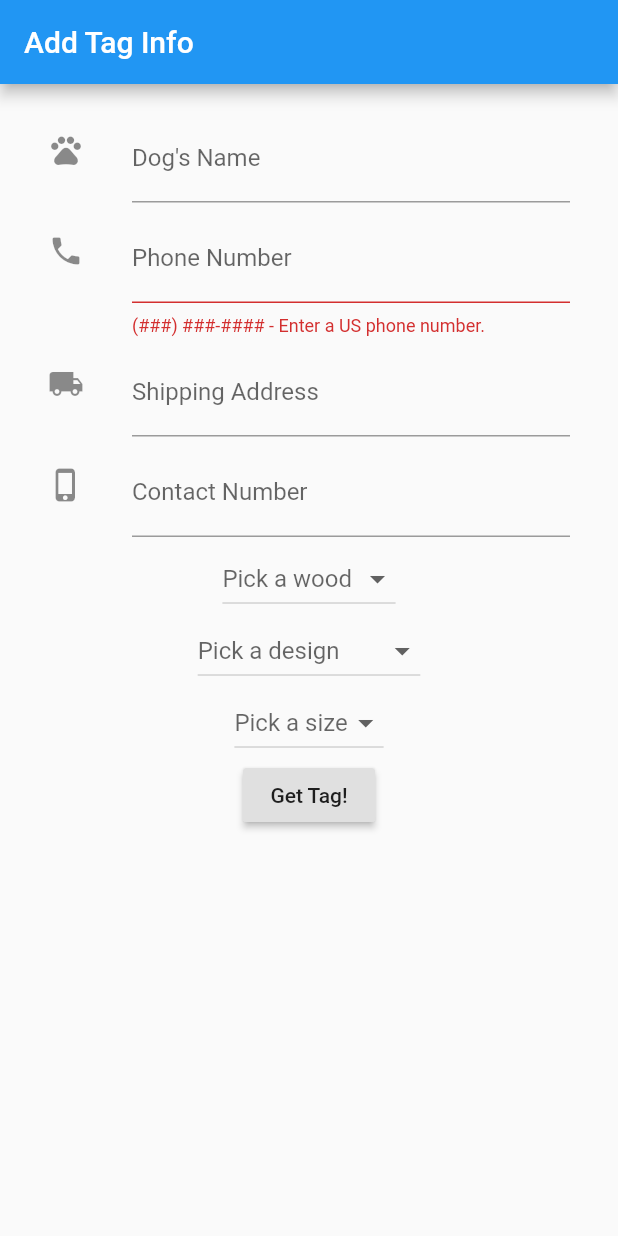
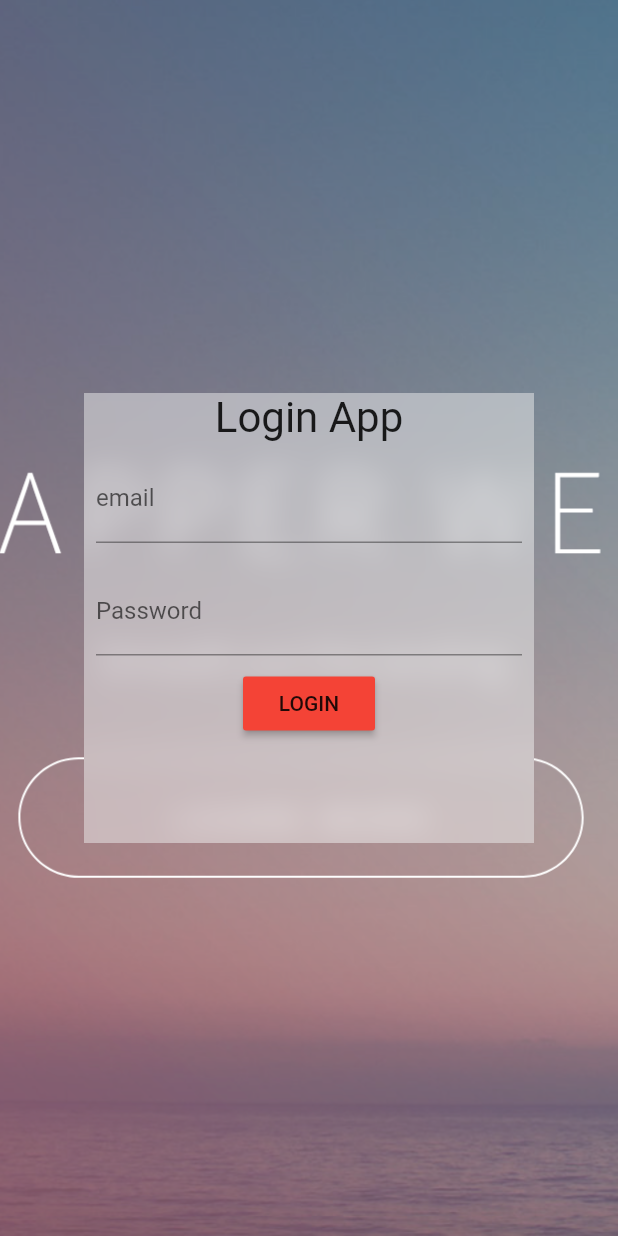
Before and after one commit to trodrigu/doggie_tag_list, a Flutter app: the screen it shows after launch, on a phone screen of 412 x 824 dp. Run offline on Flutter 3.47's test engine with Material 2 defaults, Android fonts, the phone set to English and light mode, and no system bars; our stand-ins replace shared_preferences; missing offline and left inert: login_app; accounts and stored records are empty.

```diff
--- /dev/null
+++ b/lib/auth.dart
@@ -0,0 +1,71 @@
+import 'dart:async';
+import 'dart:io';
+import 'dart:convert';
+import 'package:flutter/services.dart';
+import 'package:shared_preferences/shared_preferences.dart';
+import 'package:http/http.dart' as http;
+
+enum AuthState{ LOGGED_IN, LOGGED_OUT }
+
+abstract class AuthStateListener {
+  void onAuthStateChanged(AuthState state);
+}
+
+class AuthStateProvider {
+  static final AuthStateProvider _instance = new AuthStateProvider.internal();
+
+  List<AuthStateListener> _subscribers;
+
+  factory AuthStateProvider() => _instance;
+  AuthStateProvider.internal() {
+    _subscribers = new List<AuthStateListener>();
+    initState();
+  }
+
+  /// ----------------------------------------------------------
+  /// Method that returns the token from Shared Preferences
+  /// ----------------------------------------------------------
+
+  Future<SharedPreferences> _prefs = SharedPreferences.getInstance();
+
+  Future<String> getMobileToken() async {
+    final SharedPreferences prefs = await _prefs;
+
+    return prefs.getString("token") ?? '';
+  }
+
+  /// ----------------------------------------------------------
+  /// Method that saves the token in Shared Preferences
+  /// ----------------------------------------------------------
+  Future<bool> setMobileToken(String token) async {
+    final SharedPreferences prefs = await _prefs;
+
+    return prefs.setString("token", token);
+  }
+
+
+  void initState() async {
+    var mobileToken = await getMobileToken();
+
+    var isLoggedIn = mobileToken.length > 0;
+    if(isLoggedIn)
+      notify(AuthState.LOGGED_IN);
+    else
+      notify(AuthState.LOGGED_OUT);
+  }
+
+  void subscribe(AuthStateListener listener) {
+    _subscribers.add(listener);
+  }
+
+  void dispose(AuthStateListener listener) {
+    for(var l in _subscribers) {
+      if(l == listener)
+         _subscribers.remove(l);
+    }
+  }
+
+  void notify(AuthState state) {
+    _subscribers.forEach((AuthStateListener s) => s.onAuthStateChanged(state));
+  }
+}
--- /dev/null
+++ b/lib/home.dart
@@ -0,0 +1,137 @@
+import 'dart:ui';
+
+import 'package:flutter/material.dart';
+import 'package:doggie_tag_list/models/user.dart';
+import 'package:doggie_tag_list/login_screen_presenter.dart';
+import 'package:doggie_tag_list/auth.dart';
+import 'package:flutter/foundation.dart';
+
+class Home extends StatefulWidget {
+  @override
+  HomeState createState() => HomeState();
+}
+
+class HomeState extends State<Home>
+    implements LoginScreenContract, AuthStateListener {
+  BuildContext _ctx;
+
+  bool _isLoading = false;
+  final formKey = new GlobalKey<FormState>();
+  final scaffoldKey = new GlobalKey<ScaffoldState>();
+  String _password, _email;
+  AuthStateProvider _authStateProvider;
+
+  @mustCallSuper
+  @override
+  void initState() {
+      _authStateProvider = new AuthStateProvider();
+      _authStateProvider.subscribe(this);
+  }
+
+
+  void _submit(BuildContext context) {
+    final form = formKey.currentState;
+
+    if (form.validate()) {
+      setState(() => _isLoading = true);
+      form.save();
+      LoginScreenPresenter _presenter = new LoginScreenPresenter(this);
+      _presenter.doLogin(_email, _password);
+      _showSnackBar("Thanks for logging in!", context);
+    }
+  }
+
+  void _showSnackBar(String text, BuildContext context) {
+    Scaffold.of(context).showSnackBar(SnackBar(content: new Text(text)));
+  }
+
+
+  @override
+  onAuthStateChanged(AuthState state) {
+
+    if(state == AuthState.LOGGED_IN)
+      Navigator.of(_ctx).pushReplacementNamed("/tag_info");
+  }
+
+  @override
+  Widget build(BuildContext _context) {
+    return new Scaffold(
+      appBar: null,
+      key: scaffoldKey,
+      body: Builder (
+        builder: (BuildContext context) {
+        _ctx = context;
+        return Container(
+        decoration: new BoxDecoration(
+          image: new DecorationImage(
+              image: new AssetImage("assets/login_background.png"),
+              fit: BoxFit.cover),
+        ),
+        child: new Center(
+          child: new ClipRect(
+            child: new BackdropFilter(
+              filter: new ImageFilter.blur(sigmaX: 10.0, sigmaY: 10.0),
+              child: new Container(
+                child:
+                  new Column(
+                    children: <Widget>[
+                      new Text(
+                        "Login App",
+                        textScaleFactor: 2.0,
+                      ),
+                      new Form(
+                        key: formKey,
+                        child: new Column(
+                          children: <Widget>[
+                            new Padding(
+                              padding: const EdgeInsets.all(8.0),
+                              child: new TextFormField(
+                                onSaved: (val) => _email = val,
+                                validator: (val) {
+                                  return val.length < 10
+                                      ? "email must have atleast 10 chars"
+                                      : null;
+                                },
+                                decoration: new InputDecoration(labelText: "email"),
+                              ),
+                            ),
+                            new Padding(
+                              padding: const EdgeInsets.all(8.0),
+                              child: new TextFormField(
+                                onSaved: (val) => _password = val,
+                                decoration: new InputDecoration(labelText: "Password"),
+                              ),
+                            ),
+                          ],
+                        ),
+                      ),
+                      _isLoading ? new CircularProgressIndicator() : new RaisedButton(onPressed: () => _submit(_ctx),child: new Text("LOGIN"),color: Colors.primaries[0])
+                    ],
+                    crossAxisAlignment: CrossAxisAlignment.center,
+                  ),
+                height: 300.0,
+                width: 300.0,
+                decoration: new BoxDecoration(
+                    color: Colors.grey.shade200.withOpacity(0.5)),
+              ),
+            ),
+          ),
+        ),
+      );
+      }
+      )
+    );
+  }
+
+  @override
+  void onLoginError(String errorTxt) {
+    setState(() => _isLoading = false);
+  }
+
+  @override
+  void onLoginSuccess(User user) async {
+    _authStateProvider.setMobileToken(user.token);
+    _authStateProvider.notify(AuthState.LOGGED_IN);
+    setState(() => _isLoading = false);
+  }
+}
--- /dev/null
+++ b/lib/login_screen_presenter.dart
@@ -0,0 +1,19 @@
+import 'package:doggie_tag_list/rest_ds.dart';
+import 'package:doggie_tag_list/models/user.dart';
+
+abstract class LoginScreenContract {
+  void onLoginSuccess(User user);
+  void onLoginError(String errorTxt);
+}
+
+class LoginScreenPresenter {
+  LoginScreenContract _view;
+  RestDatasource api = new RestDatasource();
+  LoginScreenPresenter(this._view);
+
+  doLogin(String email, String password) {
+    api.login(email, password).then((User user) {
+      _view.onLoginSuccess(user);
+    }).catchError((Exception error) => _view.onLoginError(error.toString()));
+  }
+}
--- /dev/null
+++ b/lib/models/user.dart
@@ -0,0 +1,17 @@
+class User {
+  String _token;
+  User(this._token);
+
+  User.map(String token) {
+    this._token = token;
+  }
+
+  String get token => _token;
+
+  Map<String, dynamic> toMap() {
+    var map = new Map<String, dynamic>();
+    map["token"] = _token;
+
+    return map;
+  }
+}
--- /dev/null
+++ b/lib/rest_ds.dart
@@ -0,0 +1,42 @@
+import 'dart:async';
+import 'dart:developer';
+
+import 'package:doggie_tag_list/utils/network_util.dart';
+import 'package:doggie_tag_list/models/user.dart';
+import 'package:doggie_tag_list/models/order.dart';
+import 'package:flutter/foundation.dart';
+import 'package:http/http.dart' as http;
+import 'dart:convert';
+
+class RestDatasource {
+  String _token;
+  User _user;
+  Order _order;
+  final client = new Client();
+
+  Future<User> login(String email, String password) {
+    return client.post('http://localhost:4000/api/token', body: {
+      "email": email,
+      "password": password
+    }).then((dynamic res) {
+        _token = res["token"];
+        _user = new User.map(_token);
+        return _user;
+    });
+  }
+
+  Future<Order> createOrder(String _dogName, String _phoneNumber, String _shippingAddress, String _contactNumber, String _wood, String _design, String _size) {
+    return client.post('http://localhost:4000/api/orders', body: {
+      "dogName": _dogName,
+      "phoneNumber": _phoneNumber,
+      "shippingAddress": _shippingAddress,
+      "contactNumber": _contactNumber,
+      "wood": _wood,
+      "design": _design,
+      "size": _size
+    }).then((dynamic res) {
+      _order = new Order.map(res["order"]);
+      return _order;
+    });
+  }
+}
--- /dev/null
+++ b/lib/routes.dart
@@ -0,0 +1,9 @@
+import 'package:flutter/material.dart';
+import 'package:doggie_tag_list/tag_info.dart';
+import 'package:doggie_tag_list/home.dart';
+
+final routes = {
+  '/login': (BuildContext context) => new Home(),
+  '/tag_info': (BuildContext context) => new TagInfo(),
+  '/' : (BuildContext context) => new Home(),
+};
--- a/pubspec.yaml
+++ b/pubspec.yaml
@@ -2,6 +2,8 @@ name: doggie_tag_list
 description: A new Flutter project.
 
 dependencies:
+  shared_preferences: any
+  http: ^0.11.0
   flutter:
     sdk: flutter
 
@@ -26,8 +28,8 @@ flutter:
   uses-material-design: true
 
   # To add assets to your application, add an assets section, like this:
-  # assets:
-  #  - images/a_dot_burr.jpeg
+  assets:
+   - assets/login_background.png
   #  - images/a_dot_ham.jpeg
 
   # An image asset can refer to one or more resolution-specific "variants", see
```
Also changed, not shown: lib/api_helper.dart (added, +29 -0 lines), lib/main.dart (+10 -93 lines), lib/models/order.dart (added, +34 -0 lines), lib/tag_info.dart (+60 -67 lines), lib/utils/network_util.dart (added, +34 -0 lines), assets/login_background.png (added), pubspec.lock, 5 other files.
